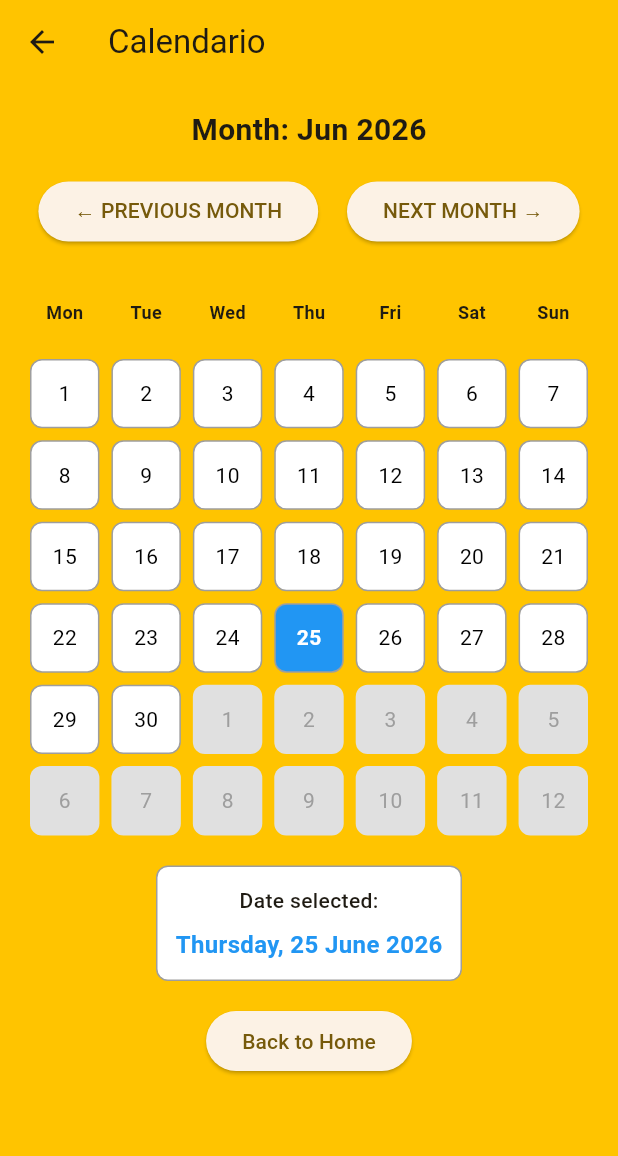
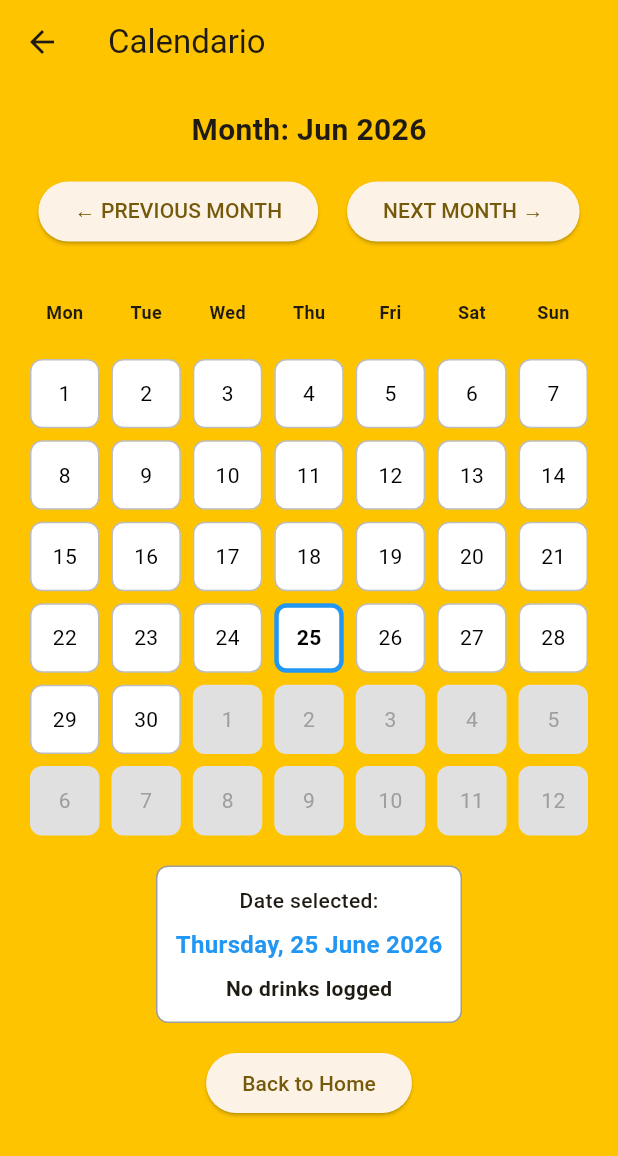
Before and after one commit to Mario020503/applicazione_progetto, a Flutter app: the CalendarPage screen opened directly, on a phone screen of 412 x 824 dp. Shown: the top 1156 px of the screen. Run offline on Flutter 3.47's test engine with Material 3 defaults, Android fonts, the phone set to English and light mode, and no system bars; our stand-ins replace fl_chart, geolocator, shared_preferences; accounts and stored records are empty.

Commit message:
Update calendar_page.dart

```diff
--- a/lib/screens/calendar_page.dart
+++ b/lib/screens/calendar_page.dart
@@ -1,6 +1,8 @@
 import 'package:flutter/material.dart';
 
 import 'package:intl/intl.dart';
+import 'package:provider/provider.dart';
+import 'package:buzzed_buddy/providers/storico_provider.dart';
 
 class CalendarPage extends StatefulWidget {
   const CalendarPage({super.key});
@@ -105,6 +107,20 @@ class _CalendarPageState extends State<CalendarPage> {
                             color: Colors.blue,
                           ),
                         ),
+                        const SizedBox(height: 8),
+                        Builder(builder: (context) {
+                          final bac = Provider.of<StoricoProvider>(context)
+                              .bacDelGiorno(_selectedDate);
+                          return Text(
+                            bac == null
+                                ? 'No drinks logged'
+                                : 'Peak BAC: ${bac.toStringAsFixed(2)} g/L',
+                            style: const TextStyle(
+                              fontSize: 14,
+                              fontWeight: FontWeight.w600,
+                            ),
+                          );
+                        }),
                       ],
                     ),
                   ),
@@ -148,6 +164,9 @@ class _CalendarPageState extends State<CalendarPage> {
       days.add(DateTime(_focusedDate.year, _focusedDate.month + 1, i));
     }
 
+    // Diario delle serate: serve a colorare le celle in base al picco BAC.
+    final storico = Provider.of<StoricoProvider>(context);
+
     return Padding(
       padding: const EdgeInsets.symmetric(horizontal: 16.0),
       child: Column(
@@ -184,61 +203,77 @@ class _CalendarPageState extends State<CalendarPage> {
             crossAxisCount: 7,
             shrinkWrap: true,
             physics: const NeverScrollableScrollPhysics(),
-            children: days
-                .map(
-                  (day) => GestureDetector(
-                    onTap: () {
-                      setState(() {
-                        _selectedDate = day;
-                      });
-                    },
+            children: days.map((day) => _buildDayCell(day, storico)).toList(),
+          ),
+        ],
+      ),
+    );
+  }
+
+  // Colore di riempimento della cella in base alla gravità della serata.
+  // Fasce fisse (g/L), per poter confrontare giorni diversi:
+  //   nessun dato → bianco (giorno pulito)
+  //   0–0.5   → verde   (sotto il limite legale, ma si è bevuto)
+  //   0.5–1.5 → arancio
+  //   ≥1.5    → rosso
+  Color _fillColor(DateTime day, StoricoProvider storico) {
+    if (day.month != _focusedDate.month) return Colors.grey[300]!;
+    final bac = storico.bacDelGiorno(day);
+    if (bac == null) return Colors.white;
+    if (bac < 0.5) return Colors.green;
+    if (bac < 1.5) return Colors.orange;
+    return Colors.red;
+  }
+
+  bool _isSameDay(DateTime a, DateTime b) =>
+      a.year == b.year && a.month == b.month && a.day == b.day;
+
+  // Costruisce una singola cella. Riempimento = gravità della serata,
+  // bordo = selezione/oggi: tenendoli separati, un giorno rosso resta
+  // rosso anche quando è selezionato.
+  Widget _buildDayCell(DateTime day, StoricoProvider storico) {
+    final fill = _fillColor(day, storico);
+    final outOfMonth = day.month != _focusedDate.month;
+    final isSelected = _isSameDay(day, _selectedDate);
+    final isToday = _isSameDay(day, DateTime.now());
+
+    Color borderColor;
+    double borderWidth;
+    if (isSelected) {
+      borderColor = Colors.blue;
+      borderWidth = 3;
+    } else if (isToday) {
+      borderColor = Colors.black;
+      borderWidth = 2;
+    } else {
+      borderColor = outOfMonth ? Colors.transparent : Colors.grey.shade400;
+      borderWidth = 1;
+    }
+
+    // Testo bianco sulle celle colorate, nero sul bianco, grigio fuori mese.
+    final coloredFill = !outOfMonth && fill != Colors.white;
+    final textColor =
+        outOfMonth ? Colors.grey : (coloredFill ? Colors.white : Colors.black);
+
+    return GestureDetector(
+      onTap: () => setState(() => _selectedDate = day),
       child: Container(
         margin: const EdgeInsets.all(4),
         decoration: BoxDecoration(
-                        color: day.month != _focusedDate.month
-                            ? Colors.grey[300]
-                            : (_selectedDate.day == day.day &&
-                                    _selectedDate.month == day.month &&
-                                    _selectedDate.year == day.year)
-                                ? Colors.blue
-                                : (day.day == DateTime.now().day &&
-                                        day.month == DateTime.now().month &&
-                                        day.year == DateTime.now().year)
-                                    ? Colors.orange
-                                    : Colors.white,
+          color: fill,
           borderRadius: BorderRadius.circular(8),
-                        border: Border.all(
-                          color: day.month != _focusedDate.month
-                              ? Colors.transparent
-                              : Colors.grey,
-                        ),
+          border: Border.all(color: borderColor, width: borderWidth),
         ),
         child: Center(
           child: Text(
             day.day.toString(),
             style: TextStyle(
-                            color: day.month != _focusedDate.month
-                                ? Colors.grey
-                                : (_selectedDate.day == day.day &&
-                                        _selectedDate.month == day.month &&
-                                        _selectedDate.year == day.year)
-                                    ? Colors.white
-                                    : Colors.black,
-                            fontWeight: day.day == DateTime.now().day &&
-                                    day.month == DateTime.now().month &&
-                                    day.year == DateTime.now().year
-                                ? FontWeight.bold
-                                : FontWeight.normal,
+              color: textColor,
+              fontWeight: isToday ? FontWeight.bold : FontWeight.normal,
             ),
           ),
         ),
       ),
-                  ),
-                )
-                .toList(),
-          ),
-        ],
-      ),
     );
   }
 }
```
Lines whose indentation alone changed are shown as unchanged.
